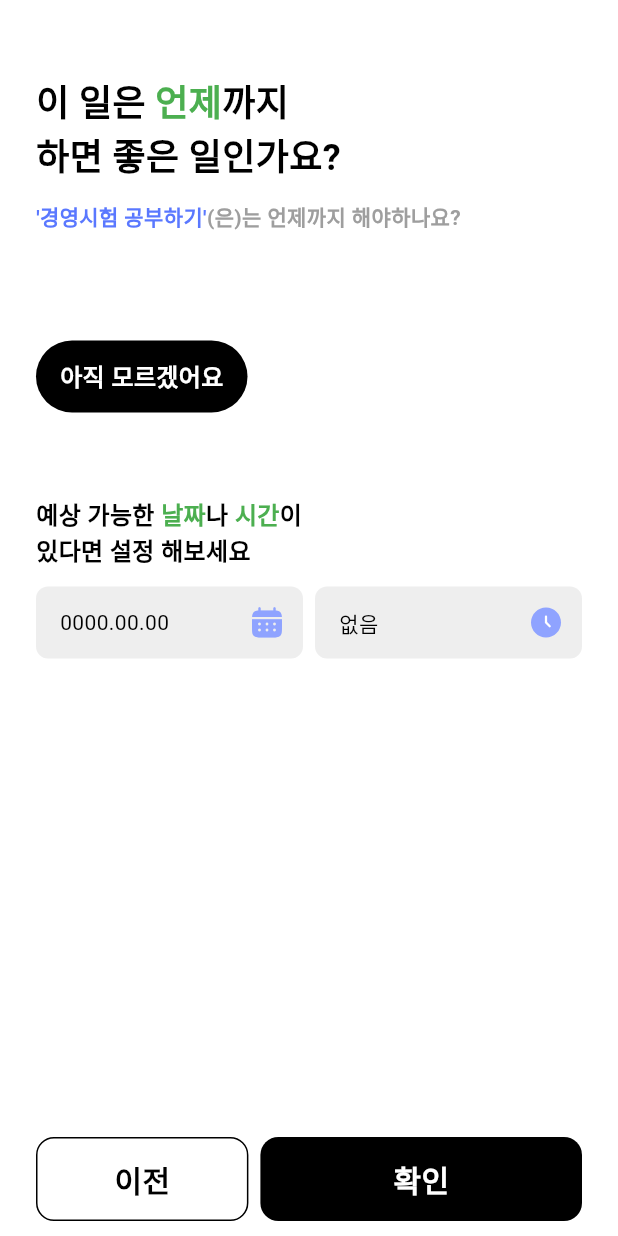
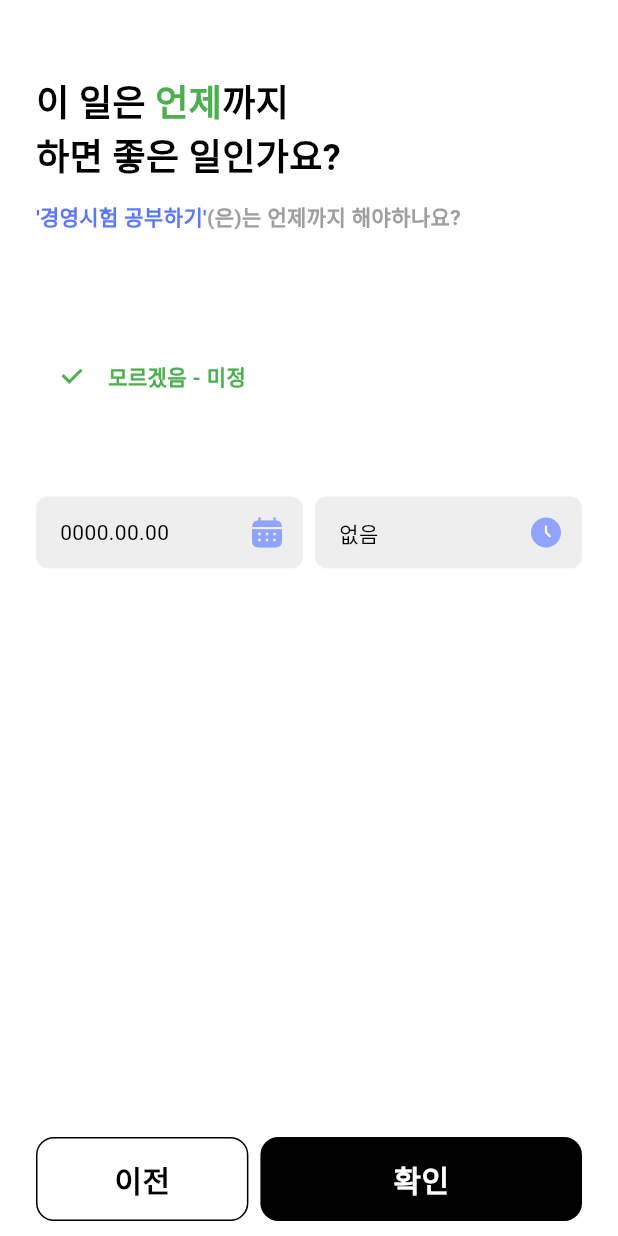
Before and after one commit to seongukHEO/StarryWaveScreen, a Flutter app: the AddTimeWidget screen opened directly, on a phone screen of 412 x 824 dp. Run offline on Flutter 3.47's test engine with Material 3 defaults, Android fonts, the phone set to English and light mode, and no system bars; our stand-ins replace flutter_riverpod, flutter_svg, table_calendar.

Commit message:
feat : 체크박스 구현 완료

```diff
--- a/lib/provider/addWork/checkbox_provider.dart
+++ b/lib/provider/addWork/checkbox_provider.dart
@@ -1,3 +1,5 @@
+import 'dart:ui';
+
 import 'package:flutter_riverpod/flutter_riverpod.dart';
 
 class CheckboxProvider extends StateNotifier<bool>{
@@ -7,6 +9,8 @@ class CheckboxProvider extends StateNotifier<bool>{
   void updateCheckBox(bool value){
     state = value;
   }
+
+
 }
 
 //해당 provider에 접근하기 위한 변수
--- a/lib/widget/addJob/add_time_widget.dart
+++ b/lib/widget/addJob/add_time_widget.dart
@@ -1,15 +1,19 @@
 import 'package:flutter/cupertino.dart';
 import 'package:flutter/material.dart';
+import 'package:flutter_riverpod/flutter_riverpod.dart';
 import 'package:flutter_svg/flutter_svg.dart';
 import 'package:starrywave_screen/common/calendar/calendar_bottom_sheet.dart';
 import 'package:starrywave_screen/common/dialog/add_work_cancel_dialog.dart';
+import 'package:starrywave_screen/provider/addWork/checkbox_provider.dart';
 
-class AddTimeWidget extends StatelessWidget {
+class AddTimeWidget extends ConsumerWidget {
   const AddTimeWidget({super.key});
 
 
   @override
-  Widget build(BuildContext context) {
+  Widget build(BuildContext context, WidgetRef ref) {
+
+    final isChecked = ref.watch(checkBoxProvider);
 
     void _showDialog()async{
       showDialog(context: context, builder: (context){
@@ -55,51 +59,27 @@ class AddTimeWidget extends StatelessWidget {
               )
             ),
             SizedBox(height: 72,),
-            GestureDetector(
-              onTap: (){
-                _showDialog();
-              },
-              child: Container(
-                height: 48,
-                width: 141,
-                decoration: BoxDecoration(
-                  borderRadius: BorderRadius.circular(24),
-                  color: Colors.black
+            Row(
+              children: [
+                Checkbox(
+                    value: isChecked,
+                    onChanged: (bool? value){
+                      ref.read(checkBoxProvider.notifier).updateCheckBox(value ?? true);
+                    },
+                  shape: CircleBorder(),
+                  checkColor: Colors.green,
+                  activeColor: Colors.white,
                 ),
-                child: Align(
-                  alignment: Alignment.center,
-                  child: Text("아직 모르겠어요", style: TextStyle(fontWeight: FontWeight.w700, fontSize: 16, color: Colors.white),),
-                ),
-              ),
+                Text("모르겠음 - 미정", style: TextStyle(
+                  fontWeight: FontWeight.w700,
+                  fontSize: 14,
+                  color: isChecked
+                      ? Colors.green
+                      : Colors.grey
+                ),)
+              ],
             ),
             SizedBox(height: 56,),
-            Text.rich(
-              TextSpan(
-                children: [
-                  TextSpan(
-                    text: "예상 가능한",
-                    style: TextStyle(fontWeight: FontWeight.w700, fontSize: 16)
-                  ),
-                  TextSpan(
-                      text: " 날짜",
-                      style: TextStyle(fontWeight: FontWeight.w700, fontSize: 16, color: Colors.green)
-                  ),
-                  TextSpan(
-                      text: "나",
-                      style: TextStyle(fontWeight: FontWeight.w700, fontSize: 16)
-                  ),
-                  TextSpan(
-                      text: " 시간",
-                      style: TextStyle(fontWeight: FontWeight.w700, fontSize: 16, color: Colors.green)
-                  ),
-                  TextSpan(
-                      text: "이\n있다면 설정 해보세요",
-                      style: TextStyle(fontWeight: FontWeight.w700, fontSize: 16)
-                  ),
-                ]
-              )
-            ),
-            SizedBox(height: 12,),
             Row(
               children: [
                 Expanded(
```
